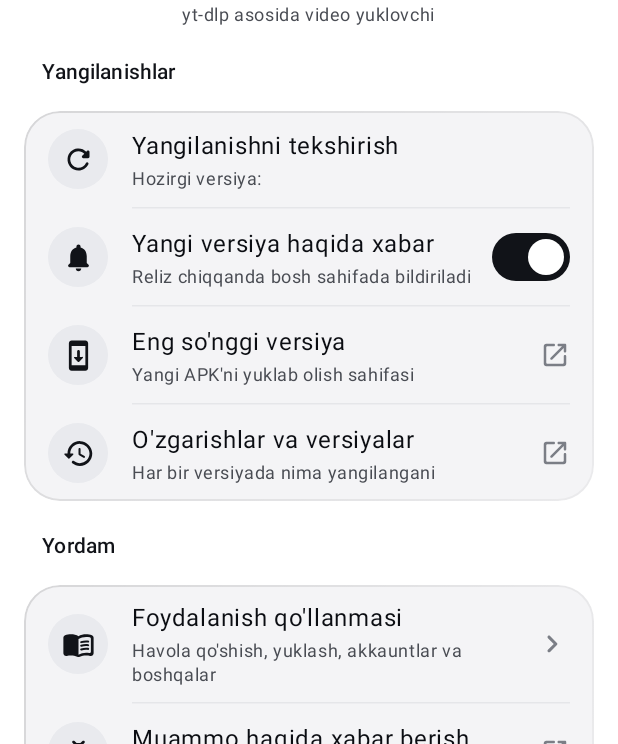
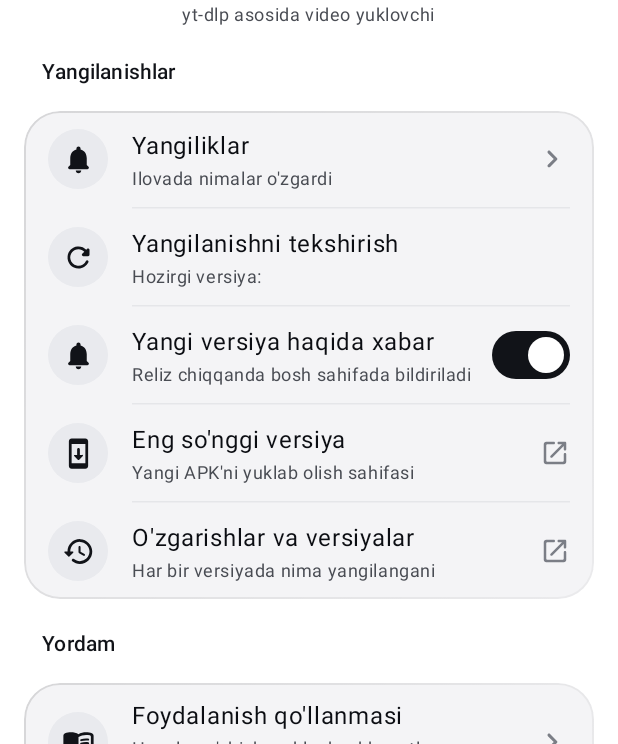
Before and after one commit to mmVohid/Uploat-V, an Android app built with Jetpack Compose: the AboutScreen screen opened through its navigation route, on a phone screen of 412 x 824 dp, the part 492-1236 px from its top. Run offline under Robolectric (Android 15) with nearby library versions, the phone set to English and light mode, and no system bars; libraries missing offline, so code that uses them is left out: com.yausername.ffmpeg, com.yausername.youtubedl_android; pictures from the network do not load; 2 statements that could not run were skipped.

Commit message:
Ilova haqida: Yangiliklar qatori
Co-Authored-By: Claude Sonnet 5.5 <noreply@anthropic.com>
Claude-Session: https://claude.ai/code/session_01C8vsZ7jiKmvZT9JXLyzWrK

```diff
--- a/app/src/main/java/uz/vohid/uploatv/ui/SettingsScreens.kt
+++ b/app/src/main/java/uz/vohid/uploatv/ui/SettingsScreens.kt
@@ -759,6 +759,11 @@ fun DownloadSettingsScreen(vm: SettingsViewModel, onBack: () -> Unit) {
 fun AboutScreen(vm: SettingsViewModel, onOpenGuide: () -> Unit, onBack: () -> Unit) {
     val settings by vm.settings.collectAsStateWithLifecycle()
     val context = LocalContext.current
+    var showNews by remember { mutableStateOf(false) }
+    if (showNews) {
+        WhatsNewSheet(onSeen = vm::markNewsSeen, onDismiss = { showNews = false })
+    }
+    val hasNews = settings.loaded && settings.changelogSeen != Changelog.LATEST_ID
 
     SettingsPage(title = "Ilova haqida", onBack = onBack) {
         Column(
@@ -788,6 +793,13 @@ fun AboutScreen(vm: SettingsViewModel, onOpenGuide: () -> Unit, onBack: () -> Un
         SectionLabel("Yangilanishlar")
         SettingsCard {
             val check by vm.updateCheck.collectAsStateWithLifecycle()
+            ActionRow(
+                icon = Icons.Rounded.Notifications,
+                title = "Yangiliklar",
+                subtitle = if (hasNews) "Yangi xabar bor" else "Ilovada nimalar o'zgardi",
+                onClick = { showNews = true },
+            )
+            RowDivider()
             ActionRow(
                 icon = Icons.Rounded.Refresh,
                 title = "Yangilanishni tekshirish",
--- a/app/src/main/java/uz/vohid/uploatv/ui/SettingsViewModel.kt
+++ b/app/src/main/java/uz/vohid/uploatv/ui/SettingsViewModel.kt
@@ -58,6 +58,10 @@ class SettingsViewModel(app: Application) : AndroidViewModel(app) {
 
     init {
         loadVersion()
+    }
+
+    fun markNewsSeen() {
+        viewModelScope.launch { repo.setChangelogSeen(Changelog.LATEST_ID) }
     }
 
     fun setBulkMode(m: uz.vohid.uploatv.data.BulkMode) = viewModelScope.launch { repo.setBulkMode(m) }
```
